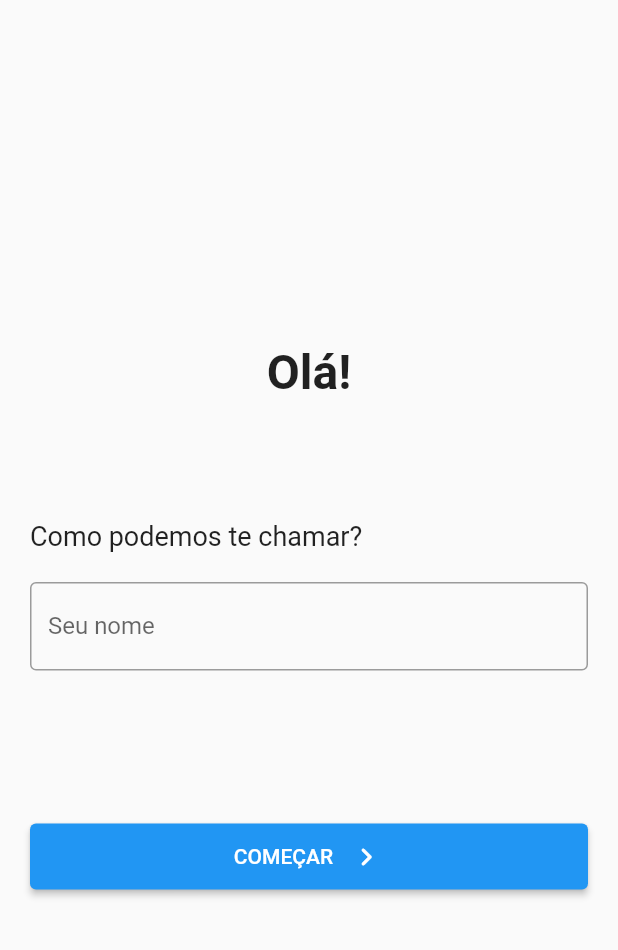
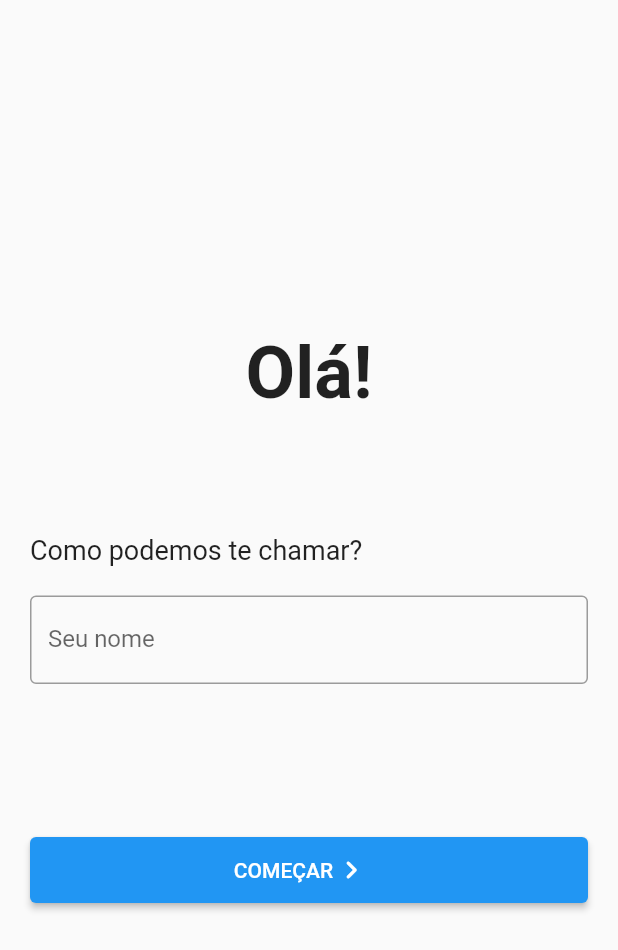
Before and after one commit to eduardor2m/skinly, a Flutter app: the screen it shows after launch, on a phone screen of 412 x 824 dp. Shown: the top 950 px of the screen. Run offline on Flutter 3.47's test engine with Material 2 defaults, Android fonts, the phone set to English and light mode, and no system bars.

Commit message:
Create input widget

```diff
--- a/lib/screens/welcome.dart
+++ b/lib/screens/welcome.dart
@@ -1,4 +1,6 @@
 import 'package:flutter/material.dart';
+import 'package:skinly/widgets/input_widget.dart';
+import 'package:skinly/widgets/primary_button_widget.dart';
 
 class WelcomeScreen extends StatefulWidget {
   @override
@@ -8,7 +10,9 @@ class WelcomeScreen extends StatefulWidget {
 class _WelcomeScreenState extends State<WelcomeScreen> {
   @override
   Widget build(BuildContext context) {
-    return Scaffold(
+    return GestureDetector(
+      onTap: () => FocusManager.instance.primaryFocus?.unfocus(),
+      child: Scaffold(
         body: Container(
           width: MediaQuery.of(context).size.width,
           height: MediaQuery.of(context).size.height,
@@ -24,7 +28,7 @@ class _WelcomeScreenState extends State<WelcomeScreen> {
                     Text(
                       'Olá!',
                       style: TextStyle(
-                      fontSize: 32,
+                        fontSize: 48,
                         fontWeight: FontWeight.w600,
                       ),
                     ),
@@ -39,30 +43,17 @@ class _WelcomeScreenState extends State<WelcomeScreen> {
                 Form(
                   child: Column(
                     children: [
-                    TextFormField(
-                      decoration: InputDecoration(
-                        labelText: 'Seu nome',
-                        border: OutlineInputBorder(),
-                      ),
-                    ),
+                      InputWidget(label: 'Seu nome'),
                       SizedBox(height: 100),
-                    ElevatedButton(
-                      onPressed: () {
-                        // TEMP!
-                        Navigator.pushReplacementNamed(context, '/home');
+                      PrimaryButtonWidget(
+                        action: () {
+                          Navigator.pushReplacementNamed(
+                            context,
+                            '/my-avatars',
+                          );
                         },
-                      child: Padding(
-                        padding:
-                            EdgeInsets.symmetric(vertical: 10, horizontal: 15),
-                        child: Row(
-                          mainAxisAlignment: MainAxisAlignment.center,
-                          children: [
-                            Text('COMEÇAR'),
-                            SizedBox(width: 10),
-                            Icon(Icons.chevron_right_rounded),
-                          ],
-                        ),
-                      ),
+                        text: 'COMEÇAR',
+                        icon: Icon(Icons.chevron_right_rounded),
                       ),
                     ],
                   ),
@@ -71,6 +62,7 @@ class _WelcomeScreenState extends State<WelcomeScreen> {
             ),
           ),
         ),
+      ),
     );
   }
 }
--- /dev/null
+++ b/lib/widgets/input_widget.dart
@@ -0,0 +1,17 @@
+import 'package:flutter/material.dart';
+
+class InputWidget extends StatelessWidget {
+  final String label;
+
+  const InputWidget({Key? key, required this.label}) : super(key: key);
+
+  @override
+  Widget build(BuildContext context) {
+    return TextFormField(
+      decoration: InputDecoration(
+        labelText: label,
+        border: OutlineInputBorder(),
+      ),
+    );
+  }
+}
```
Lines whose indentation alone changed are shown as unchanged.
